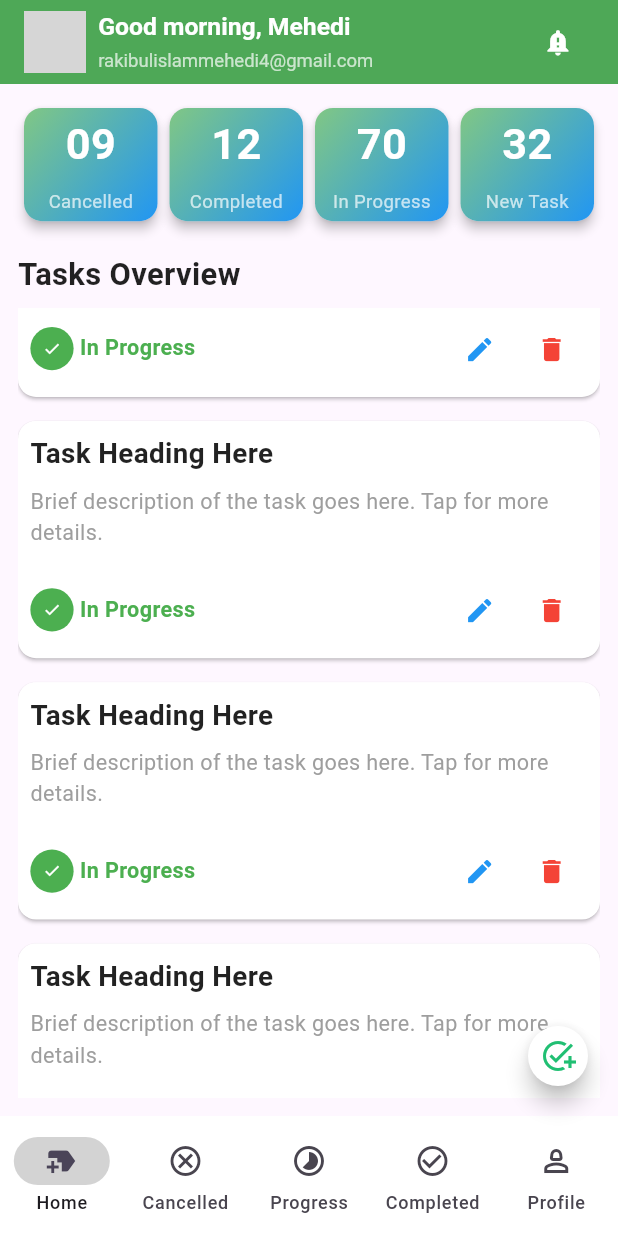
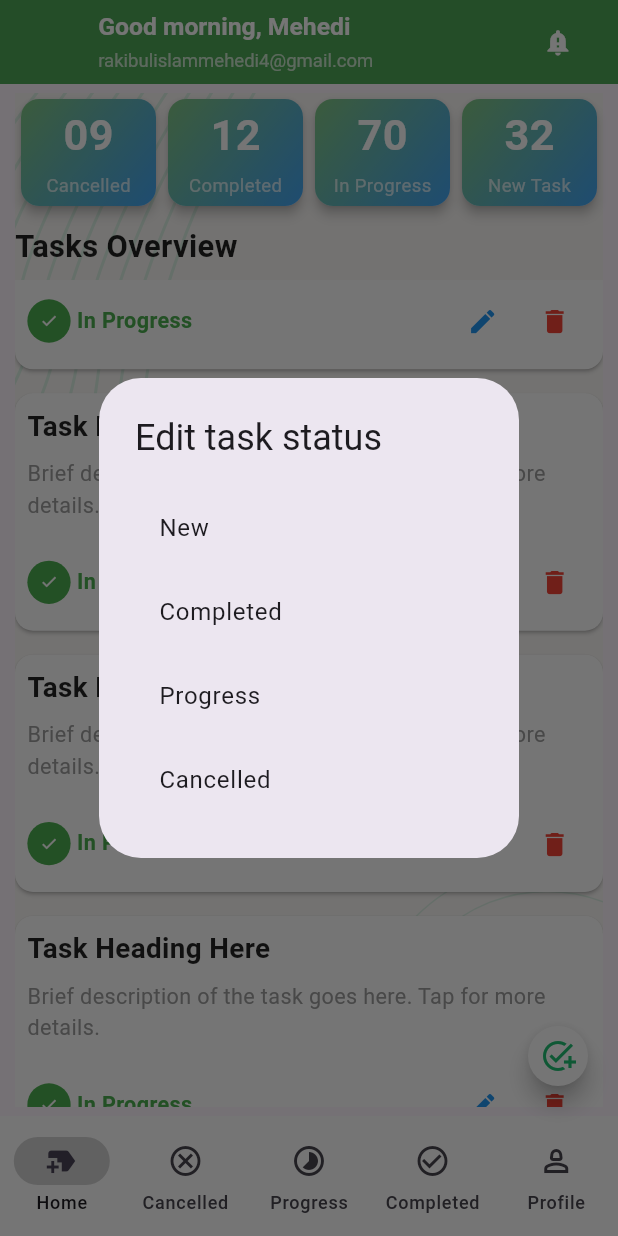
Before and after one commit to MehedisGits/Taskly, a Flutter app: the NewTaskListScreen screen opened directly, scrolled down 1152 dp, after a tap on the "edit" icon, on a phone screen of 412 x 824 dp. Run offline on Flutter 3.47's test engine with Material 3 defaults, Android fonts, the light colour scheme and no system bars; our stand-ins replace device_preview, flutter_svg, fluttertoast, pin_code_fields; network calls fail; grey boxes are pictures that could not be loaded.

Commit message:
Taskly - BottomNav, AppBar Added!Responsive

```diff
--- /dev/null
+++ b/lib/screens/profile/profileScreen.dart
@@ -0,0 +1,197 @@
+import 'package:flutter/material.dart';
+import 'package:taskly/screens/onboarding/loginScreen.dart';
+import 'package:taskly/screens/profile/profileUpdateScreen.dart';
+import 'package:taskly/style/style.dart';
+
+class ProfileScreen extends StatelessWidget {
+  const ProfileScreen({super.key});
+
+  @override
+  Widget build(BuildContext context) {
+    // Get screen width and height to make the UI responsive
+    double screenWidth = MediaQuery.of(context).size.width;
+    double screenHeight = MediaQuery.of(context).size.height;
+
+    return Scaffold(
+      body: Stack(children: [
+        ScreenBackground(context),
+        SingleChildScrollView(
+          // Make the body scrollable
+          padding: EdgeInsets.all(screenWidth * 0.05),
+          child: Column(
+            crossAxisAlignment: CrossAxisAlignment.start,
+            children: [
+              // Profile Picture Section
+              Center(
+                child: CircleAvatar(
+                    radius: screenWidth * 0.15, // Dynamic size
+                    backgroundImage: NetworkImage(
+                        'https://avatars.githubusercontent.com/u/125388734?v=4') // Placeholder image
+                    ),
+              ),
+              SizedBox(height: screenHeight * 0.02),
+
+              // User Name Section
+              Center(
+                child: Text(
+                  'Rakibul Islam Mehedi',
+                  style: TextStyle(
+                    fontSize: screenWidth * 0.06, // Responsive font size
+                    fontWeight: FontWeight.bold,
+                    color: Colors.black87,
+                  ),
+                ),
+              ),
+
+              // Email Section
+              Center(
+                child: Text(
+                  'rakibulislammehedi4@gmail.com',
+                  style: TextStyle(
+                    fontSize: screenWidth * 0.04,
+                    color: Colors.black54,
+                  ),
+                ),
+              ),
+              SizedBox(height: screenHeight * 0.04),
+
+              // Account Information Section
+              Text(
+                'Account Information',
+                style: TextStyle(
+                  fontSize: screenWidth * 0.05,
+                  fontWeight: FontWeight.bold,
+                  color: Colors.black87,
+                ),
+              ),
+              SizedBox(height: screenHeight * 0.02),
+
+              // Account Details
+              _buildAccountInfoRow(
+                  'Username:', 'johndoe123', screenWidth, screenHeight),
+              _buildAccountInfoRow(
+                  'Phone:', '+1 234 567 890', screenWidth, screenHeight),
+              _buildAccountInfoRow('Address:', '123 Main Street, City',
+                  screenWidth, screenHeight),
+
+              // Task Manager App Information Section
+              SizedBox(height: screenHeight * 0.04),
+              Text(
+                'Task Manager App Information',
+                style: TextStyle(
+                  fontSize: screenWidth * 0.05,
+                  fontWeight: FontWeight.bold,
+                  color: Colors.black87,
+                ),
+              ),
+              SizedBox(height: screenHeight * 0.02),
+
+              // Task Manager Details
+              _buildAccountInfoRow(
+                  'App Version:', '1.0.0', screenWidth, screenHeight),
+              _buildAccountInfoRow(
+                  'Tasks Created:', '120', screenWidth, screenHeight),
+              _buildAccountInfoRow(
+                  'Pending Tasks:', '45', screenWidth, screenHeight),
+              _buildAccountInfoRow(
+                  'Completed Tasks:', '75', screenWidth, screenHeight),
+              _buildAccountInfoRow(
+                  'Last Sync:', 'Today, 2:00 PM', screenWidth, screenHeight),
+
+              // Spacer to push buttons to the bottom
+              SizedBox(height: screenHeight * 0.03),
+
+              // Edit Profile and Logout Buttons
+              Row(
+                mainAxisAlignment: MainAxisAlignment.spaceEvenly,
+                children: [
+                  // Edit Profile Button
+                  TextButton(
+                    onPressed: () {
+                      // Navigate to edit profile screen
+                      Navigator.push(
+                          context,
+                          MaterialPageRoute(
+                            builder: (context) => ProfileUpdateScreen(),
+                          ));
+                    },
+                    style: TextButton.styleFrom(
+                      backgroundColor: Colors.green,
+                      padding: EdgeInsets.symmetric(
+                        vertical: screenHeight * 0.02,
+                        horizontal: screenWidth * 0.1,
+                      ),
+                    ),
+                    child: Text(
+                      'Edit Profile',
+                      style: TextStyle(
+                        color: Colors.white,
+                        fontSize: screenWidth * 0.045,
+                      ),
+                    ),
+                  ),
+
+                  // Logout Button
+                  ElevatedButton(
+                    onPressed: () {
+                      // Handle logout
+                      Navigator.pushAndRemoveUntil(
+                        context,
+                        MaterialPageRoute(
+                          builder: (context) => LoginScreen(),
+                        ),
+                        (route) => false,
+                      );
+                    },
+                    style: ElevatedButton.styleFrom(
+                      backgroundColor: Colors.red,
+                      padding: EdgeInsets.symmetric(
+                        vertical: screenHeight * 0.02,
+                        horizontal: screenWidth * 0.1,
+                      ),
+                    ),
+                    child: Text(
+                      'Logout',
+                      style: TextStyle(
+                        fontSize: screenWidth * 0.045,
+                      ),
+                    ),
+                  ),
+                ],
+              ),
+              SizedBox(height: screenHeight * 0.03),
+            ],
+          ),
+        ),
+      ]),
+    );
+  }
+
+  // Custom widget for account information rows
+  Widget _buildAccountInfoRow(
+      String title, String info, double screenWidth, double screenHeight) {
+    return Padding(
+      padding: EdgeInsets.symmetric(vertical: screenHeight * 0.01),
+      child: Row(
+        mainAxisAlignment: MainAxisAlignment.spaceBetween,
+        children: [
+          Text(
+            title,
+            style: TextStyle(
+              fontSize: screenWidth * 0.045,
+              fontWeight: FontWeight.bold,
+              color: Colors.black87,
+            ),
+          ),
+          Text(
+            info,
+            style: TextStyle(
+              fontSize: screenWidth * 0.045,
+              color: Colors.black54,
+            ),
+          ),
+        ],
+      ),
+    );
+  }
+}
--- a/lib/screens/task/dashboardScreen.dart
+++ b/lib/screens/task/dashboardScreen.dart
@@ -1,5 +1,5 @@
 import 'package:flutter/material.dart';
-import 'package:taskly/screens/profile/profileUpdateScreen.dart';
+import 'package:taskly/screens/profile/profileScreen.dart';
 import 'package:taskly/screens/task/cancelledTaskListScreen.dart';
 import 'package:taskly/screens/task/completedTaskListScreen.dart';
 import 'package:taskly/screens/task/newTaskListScreen.dart';
@@ -80,7 +80,10 @@ class _NewTaskListScreenState extends State<NewTaskListScreen> {
             ),
           ],
         ),
-      body: Column(
+        body: Stack(
+          children: [
+            ScreenBackground(context),
+            Column(
               children: [
                 Expanded(
                   child: IndexedStack(
@@ -90,6 +93,7 @@ class _NewTaskListScreenState extends State<NewTaskListScreen> {
                 ),
               ],
             ),
-    );
+          ],
+        ));
   }
 }
--- a/lib/screens/task/newTaskListScreen.dart
+++ b/lib/screens/task/newTaskListScreen.dart
@@ -1,4 +1,5 @@
 import 'package:flutter/material.dart';
+import 'package:taskly/style/style.dart';
 
 class Newtasklistscreen extends StatefulWidget {
   const Newtasklistscreen({super.key});
@@ -16,8 +17,11 @@ class _NewtasklistscreenState extends State<Newtasklistscreen> {
 
     return Scaffold(
       body: Padding(
-        padding: const EdgeInsets.all(12.0),
-        child: Column(
+          padding: const EdgeInsets.symmetric(horizontal: 10, vertical: 6),
+          child: Stack(
+            children: [
+              ScreenBackground(context),
+              Column(
                 crossAxisAlignment: CrossAxisAlignment.start,
                 children: [
                   // Summary Row (Status Cards)
@@ -30,7 +34,7 @@ class _NewtasklistscreenState extends State<Newtasklistscreen> {
                       _buildStatusCard('32', 'New Task', screenWidth),
                     ],
                   ),
-            SizedBox(height: screenHeight * 0.02),
+                  SizedBox(height: screenHeight * 0.01),
                   // Dynamic space based on screen height
 
                   // Task List Header
@@ -90,13 +94,15 @@ class _NewtasklistscreenState extends State<Newtasklistscreen> {
 
                                 // Bottom Row with label and icon buttons
                                 Row(
-                            mainAxisAlignment: MainAxisAlignment.spaceBetween,
+                                  mainAxisAlignment:
+                                      MainAxisAlignment.spaceBetween,
                                   children: [
                                     // Left side: label with green circle background
                                     Row(
                                       children: [
                                         Container(
-                                    padding: EdgeInsets.all(screenWidth * 0.02),
+                                          padding: EdgeInsets.all(
+                                              screenWidth * 0.02),
                                           // Responsive size
                                           decoration: BoxDecoration(
                                             color: Colors.green,
@@ -112,7 +118,8 @@ class _NewtasklistscreenState extends State<Newtasklistscreen> {
                                         SizedBox(width: screenWidth * 0.01),
                                         // Dynamic space
                                         Text(
-                                    'In Progress', // Label for task status
+                                          'In Progress',
+                                          // Label for task status
                                           style: TextStyle(
                                             fontSize: screenWidth * 0.035,
                                             // Responsive font size
@@ -134,8 +141,7 @@ class _NewtasklistscreenState extends State<Newtasklistscreen> {
                                                 0.05, // Responsive icon size
                                           ),
                                           onPressed: () {
-                                      // Handle Edit action
-                                      print('Edit Task $index');
+                                            _onTapEditButton();
                                           },
                                         ),
                                         IconButton(
@@ -163,11 +169,12 @@ class _NewtasklistscreenState extends State<Newtasklistscreen> {
                   ),
                 ],
               ),
-      ),
+            ],
+          )),
     );
   }
 
-  // Custom widget for the status cards with gradient waterbox effect
+  // Custom widget for the status cards with gradient water box effect
   Widget _buildStatusCard(String count, String status, double screenWidth) {
     return Expanded(
       child: Card(
@@ -179,7 +186,7 @@ class _NewtasklistscreenState extends State<Newtasklistscreen> {
           decoration: BoxDecoration(
             borderRadius: BorderRadius.circular(12),
             gradient: LinearGradient(
-              colors: [Colors.green.shade300, Colors.blue.shade500],
+              colors: [Colors.green.shade300, Colors.blue.shade400],
               // Blue gradient
               begin: Alignment.topLeft,
               end: Alignment.bottomRight,
@@ -195,7 +202,7 @@ class _NewtasklistscreenState extends State<Newtasklistscreen> {
                     fontWeight: FontWeight.bold,
                     color: Colors.white),
               ),
-              SizedBox(height: screenWidth * 0.02), // Responsive space
+              SizedBox(height: screenWidth * 0.01), // Responsive space
               Text(
                 status,
                 style: TextStyle(
@@ -207,4 +214,23 @@ class _NewtasklistscreenState extends State<Newtasklistscreen> {
       ),
     );
   }
+
+  void _onTapEditButton() {
+    showDialog(
+        context: context,
+        builder: (context) {
+          return AlertDialog(
+            title: Text('Edit task status'),
+            elevation: 2,
+            content: Column(
+              mainAxisSize: MainAxisSize.min,
+              children: ['New', 'Completed', 'Progress', 'Cancelled'].map((e) {
+                return ListTile(
+                  title: Text(e),
+                );
+              }).toList(),
+            ),
+          );
+        });
   }
+}
--- a/lib/screens/task/taskCreateScreen.dart
+++ b/lib/screens/task/taskCreateScreen.dart
@@ -48,7 +48,7 @@ class _TaskCreateScreenState extends State<TaskCreateScreen> {
                   hintText: "Enter Task Title",
                   hintStyle: TextStyle(color: Colors.grey[600]),
                   filled: true,
-                  fillColor: Colors.grey[200],
+                  fillColor: Colors.white,
                   focusedBorder: OutlineInputBorder(
                     borderRadius: BorderRadius.circular(12),
                     borderSide: BorderSide(color: Colors.green, width: 2),
@@ -78,7 +78,7 @@ class _TaskCreateScreenState extends State<TaskCreateScreen> {
                 hintText: "Enter Task Description",
                 hintStyle: TextStyle(color: Colors.grey[600]),
                 filled: true,
-                fillColor: Colors.grey[200],
+                fillColor: Colors.white,
                 focusedBorder: OutlineInputBorder(
                   borderRadius: BorderRadius.circular(12),
                   borderSide: BorderSide(color: Colors.green, width: 2),
--- a/pubspec.yaml
+++ b/pubspec.yaml
@@ -14,11 +14,12 @@ dependencies:
     sdk: flutter
 
   cupertino_icons: ^1.0.8
-  flutter_svg: ^2.0.12
+  flutter_svg: ^2.0.14
   http: ^1.2.2
   fluttertoast: ^8.2.8
   pin_code_fields: ^8.0.1
   device_preview: ^1.2.0
+#  image_picker: ^1.1.2
 
 
 dev_dependencies:
```
Also changed, not shown: lib/screens/profile/profileUpdateScreen.dart (+112 -165 lines), pubspec.lock. Lines whose indentation alone changed are shown as unchanged.
